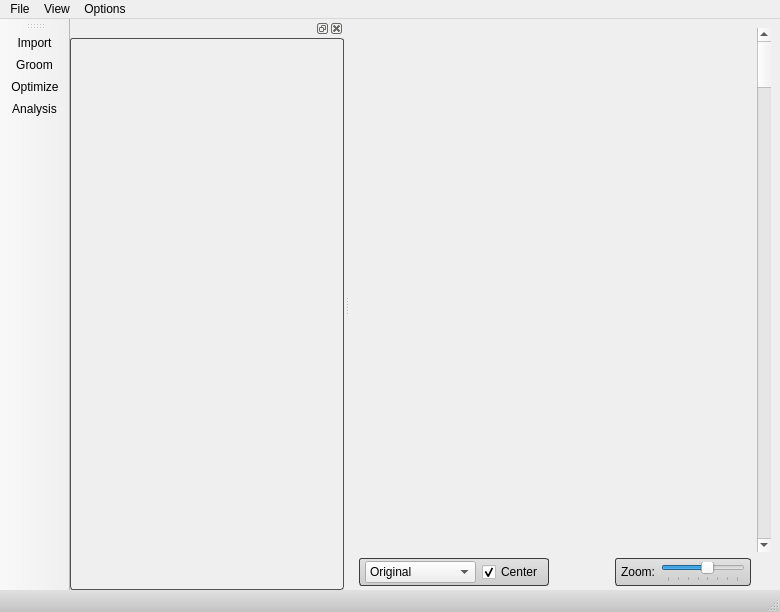
Before: the Qt Designer form src/Application/ShapeWorksStudioApp.ui in SCIInstitute/ShapeWorks, drawn with Qt 5.
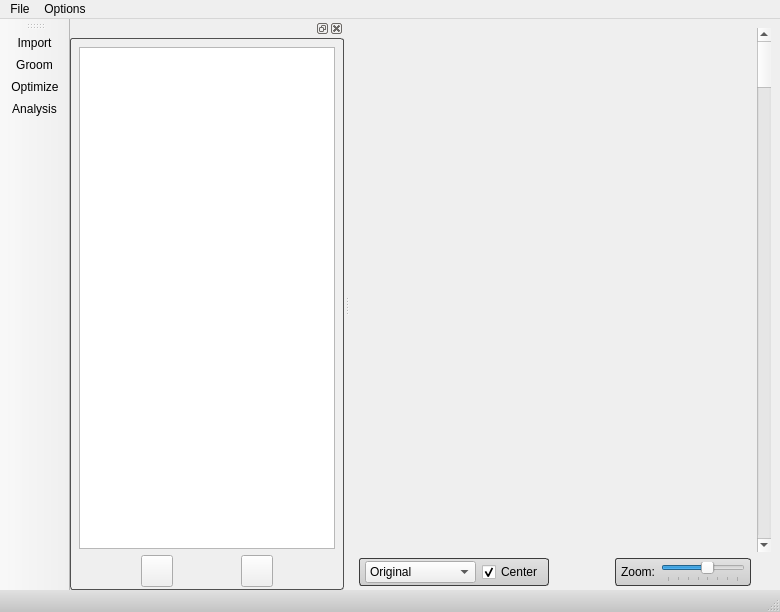
After: the same form once the commit is applied. The open tabs and pages were chosen to show the change. Icons and pictures are not drawn. Custom widgets are drawn as their Qt base class.

The edit to the form file:
```diff
--- a/src/Application/ShapeWorksStudioApp.ui
+++ b/src/Application/ShapeWorksStudioApp.ui
@@ -249,14 +249,7 @@
     <addaction name="separator"/>
     <addaction name="actionImport"/>
     <addaction name="separator"/>
-    <addaction name="actionQuit"/>
-   </widget>
-   <widget class="QMenu" name="menuView">
-    <property name="title">
-     <string>View</string>
-    </property>
-    <addaction name="actionViewFullScreen"/>
-    <addaction name="separator"/>
+    <addaction name="action_quit"/>
    </widget>
    <widget class="QMenu" name="menuOptions">
     <property name="title">
@@ -265,7 +258,6 @@
     <addaction name="actionPreferences"/>
    </widget>
    <addaction name="menuFile"/>
-   <addaction name="menuView"/>
    <addaction name="menuOptions"/>
   </widget>
   <widget class="QStatusBar" name="statusbar"/>
@@ -367,13 +359,6 @@
          </item>
         </layout>
        </widget>
-       <widget class="QWidget" name="groomPage">
-        <layout class="QVBoxLayout" name="verticalLayout_3">
-         <property name="margin">
-          <number>0</number>
-         </property>
-        </layout>
-       </widget>
       </widget>
      </item>
     </layout>
```
Left out of the diff: 52 changed lines with no effect on the pictures.
